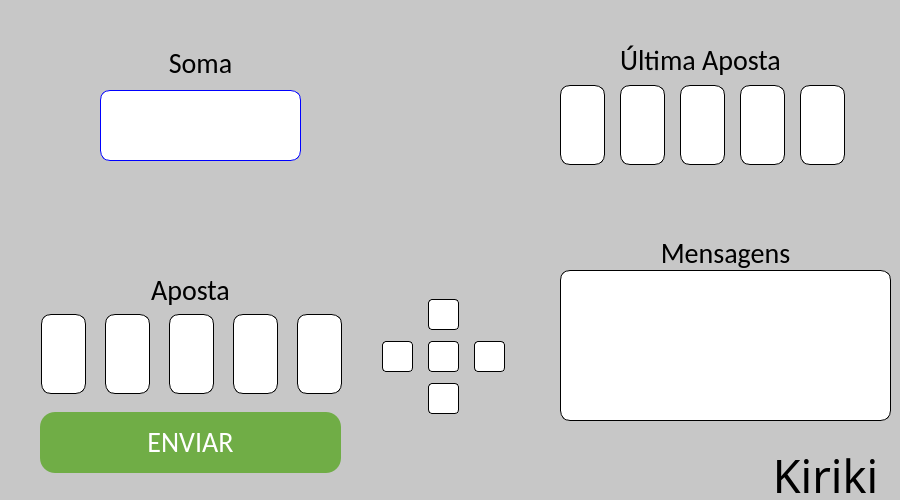
Before: the Qt Designer form Client/src/GUI/Game.ui in victorFreixinho/kiriki, drawn with Qt 5.
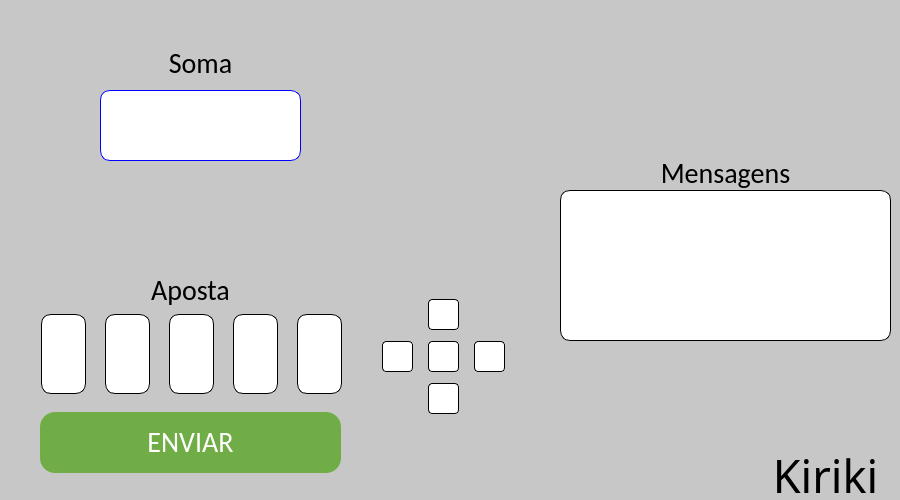
After: the same form once the commit is applied. Icons and pictures are not drawn.

What changed in the file:
```diff
--- a/Client/src/GUI/Game.ui
+++ b/Client/src/GUI/Game.ui
@@ -97,8 +97,8 @@
    <widget class="QLabel" name="slotNNumber">
     <property name="geometry">
      <rect>
-      <x>440</x>
-      <y>306</y>
+      <x>435</x>
+      <y>307</y>
       <width>16</width>
       <height>16</height>
      </rect>
@@ -106,12 +106,18 @@
     <property name="text">
      <string/>
     </property>
+    <property name="alignment">
+     <set>Qt::AlignCenter</set>
+    </property>
+    <property name="value" stdset="0">
+     <string/>
+    </property>
    </widget>
    <widget class="QLabel" name="slotENumber">
     <property name="geometry">
      <rect>
-      <x>486</x>
-      <y>348</y>
+      <x>481</x>
+      <y>349</y>
       <width>16</width>
       <height>16</height>
      </rect>
@@ -119,12 +125,18 @@
     <property name="text">
      <string/>
     </property>
+    <property name="alignment">
+     <set>Qt::AlignCenter</set>
+    </property>
+    <property name="value" stdset="0">
+     <string/>
+    </property>
    </widget>
    <widget class="QLabel" name="slotWNumber">
     <property name="geometry">
      <rect>
-      <x>394</x>
-      <y>348</y>
+      <x>389</x>
+      <y>349</y>
       <width>16</width>
       <height>16</height>
      </rect>
@@ -132,11 +144,17 @@
     <property name="text">
      <string/>
     </property>
+    <property name="alignment">
+     <set>Qt::AlignCenter</set>
+    </property>
+    <property name="value" stdset="0">
+     <string/>
+    </property>
    </widget>
    <widget class="QLabel" name="slotCNumber">
     <property name="geometry">
      <rect>
-      <x>440</x>
+      <x>435</x>
       <y>349</y>
       <width>16</width>
       <height>16</height>
@@ -145,12 +163,18 @@
     <property name="text">
      <string/>
     </property>
+    <property name="alignment">
+     <set>Qt::AlignCenter</set>
+    </property>
+    <property name="value" stdset="0">
+     <string/>
+    </property>
    </widget>
    <widget class="QLabel" name="slotSNumber">
     <property name="geometry">
      <rect>
-      <x>440</x>
-      <y>390</y>
+      <x>435</x>
+      <y>391</y>
       <width>16</width>
       <height>16</height>
      </rect>
@@ -158,13 +182,19 @@
     <property name="text">
      <string/>
     </property>
+    <property name="alignment">
+     <set>Qt::AlignCenter</set>
+    </property>
+    <property name="value" stdset="0">
+     <string/>
+    </property>
    </widget>
    <widget class="QLabel" name="userNameLabel">
     <property name="geometry">
      <rect>
-      <x>310</x>
+      <x>320</x>
       <y>430</y>
-      <width>271</width>
+      <width>251</width>
       <height>31</height>
      </rect>
     </property>
@@ -490,7 +520,7 @@
     <property name="geometry">
      <rect>
       <x>560</x>
-      <y>233</y>
+      <y>153</y>
       <width>331</width>
       <height>41</height>
      </rect>
@@ -506,7 +536,7 @@
     <property name="geometry">
      <rect>
       <x>560</x>
-      <y>270</y>
+      <y>190</y>
       <width>331</width>
       <height>151</height>
      </rect>
@@ -530,7 +560,9 @@
       </rect>
      </property>
      <property name="styleSheet">
-      <string notr="true"/>
+      <string notr="true">#msgLabel{
+	font-size: 14px
+}</string>
      </property>
      <property name="text">
       <string/>
@@ -540,212 +572,6 @@
      </property>
     </widget>
    </widget>
-   <widget class="QWidget" name="opponentInputContainer0" native="true">
-    <property name="geometry">
-     <rect>
-      <x>560</x>
-      <y>85</y>
-      <width>45</width>
-      <height>80</height>
-     </rect>
-    </property>
-    <property name="styleSheet">
-     <string notr="true">#opponentInputContainer0{
-	background-color: #fff;
-    padding: 15px 25px;
-  	border: 1px solid black;
-  	border-radius: 10px;
-}
-</string>
-    </property>
-    <widget class="QLabel" name="opponentInput0Label">
-     <property name="geometry">
-      <rect>
-       <x>2</x>
-       <y>0</y>
-       <width>41</width>
-       <height>81</height>
-      </rect>
-     </property>
-     <property name="styleSheet">
-      <string notr="true"/>
-     </property>
-     <property name="text">
-      <string/>
-     </property>
-     <property name="alignment">
-      <set>Qt::AlignCenter</set>
-     </property>
-    </widget>
-   </widget>
-   <widget class="QWidget" name="opponentInputContainer1" native="true">
-    <property name="geometry">
-     <rect>
-      <x>620</x>
-      <y>85</y>
-      <width>45</width>
-      <height>80</height>
-     </rect>
-    </property>
-    <property name="styleSheet">
-     <string notr="true">#opponentInputContainer1{
-	background-color: #fff;
-    padding: 15px 25px;
-  	border: 1px solid black;
-  	border-radius: 10px;
-}
-</string>
-    </property>
-    <widget class="QLabel" name="opponentInput1Label">
-     <property name="geometry">
-      <rect>
-       <x>2</x>
-       <y>0</y>
-       <width>41</width>
-       <height>81</height>
-      </rect>
-     </property>
-     <property name="styleSheet">
-      <string notr="true"/>
-     </property>
-     <property name="text">
-      <string/>
-     </property>
-     <property name="alignment">
-      <set>Qt::AlignCenter</set>
-     </property>
-    </widget>
-   </widget>
-   <widget class="QWidget" name="opponentInputContainer2" native="true">
-    <property name="geometry">
-     <rect>
-      <x>680</x>
-      <y>85</y>
-      <width>45</width>
-      <height>80</height>
-     </rect>
-    </property>
-    <property name="styleSheet">
-     <string notr="true">#opponentInputContainer2{
-	background-color: #fff;
-    padding: 15px 25px;
-  	border: 1px solid black;
-  	border-radius: 10px;
-}
-</string>
-    </property>
-    <widget class="QLabel" name="opponentInput2Label">
-     <property name="geometry">
-      <rect>
-       <x>2</x>
-       <y>0</y>
-       <width>41</width>
-       <height>81</height>
-      </rect>
-     </property>
-     <property name="styleSheet">
-      <string notr="true"/>
-     </property>
-     <property name="text">
-      <string/>
-     </property>
-     <property name="alignment">
-      <set>Qt::AlignCenter</set>
-     </property>
-    </widget>
-   </widget>
-   <widget class="QWidget" name="opponentInputContainer3" native="true">
-    <property name="geometry">
-     <rect>
-      <x>740</x>
-      <y>85</y>
-      <width>45</width>
-      <height>80</height>
-     </rect>
-    </property>
-    <property name="styleSheet">
-     <string notr="true">#opponentInputContainer3{
-	background-color: #fff;
-    padding: 15px 25px;
-  	border: 1px solid black;
-  	border-radius: 10px;
-}
-</string>
-    </property>
-    <widget class="QLabel" name="opponentInput3Label">
-     <property name="geometry">
-      <rect>
-       <x>2</x>
-       <y>0</y>
-       <width>41</width>
-       <height>81</height>
-      </rect>
-     </property>
-     <property name="styleSheet">
-      <string notr="true"/>
-     </property>
-     <property name="text">
-      <string/>
-     </property>
-     <property name="alignment">
-      <set>Qt::AlignCenter</set>
-     </property>
-    </widget>
-   </widget>
-   <widget class="QWidget" name="opponentInputContainer4" native="true">
-    <property name="geometry">
-     <rect>
-      <x>800</x>
-      <y>85</y>
-      <width>45</width>
-      <height>80</height>
-     </rect>
-    </property>
-    <property name="styleSheet">
-     <string notr="true">#opponentInputContainer4{
-	background-color: #fff;
-    padding: 15px 25px;
-  	border: 1px solid black;
-  	border-radius: 10px;
-}
-</string>
-    </property>
-    <widget class="QLabel" name="opponentInput4Label">
-     <property name="geometry">
-      <rect>
-       <x>2</x>
-       <y>0</y>
-       <width>41</width>
-       <height>81</height>
-      </rect>
-     </property>
-     <property name="styleSheet">
-      <string notr="true"/>
-     </property>
-     <property name="text">
-      <string/>
-     </property>
-     <property name="alignment">
-      <set>Qt::AlignCenter</set>
-     </property>
-    </widget>
-   </widget>
-   <widget class="QLabel" name="sumTitleLabel_2">
-    <property name="geometry">
-     <rect>
-      <x>560</x>
-      <y>40</y>
-      <width>281</width>
-      <height>41</height>
-     </rect>
-    </property>
-    <property name="text">
-     <string>Última Aposta</string>
-    </property>
-    <property name="alignment">
-     <set>Qt::AlignCenter</set>
-    </property>
-   </widget>
    <widget class="QPushButton" name="slotN">
     <property name="enabled">
      <bool>false</bool>
```
Left out of the diff: 39 changed lines with no effect on the pictures.
